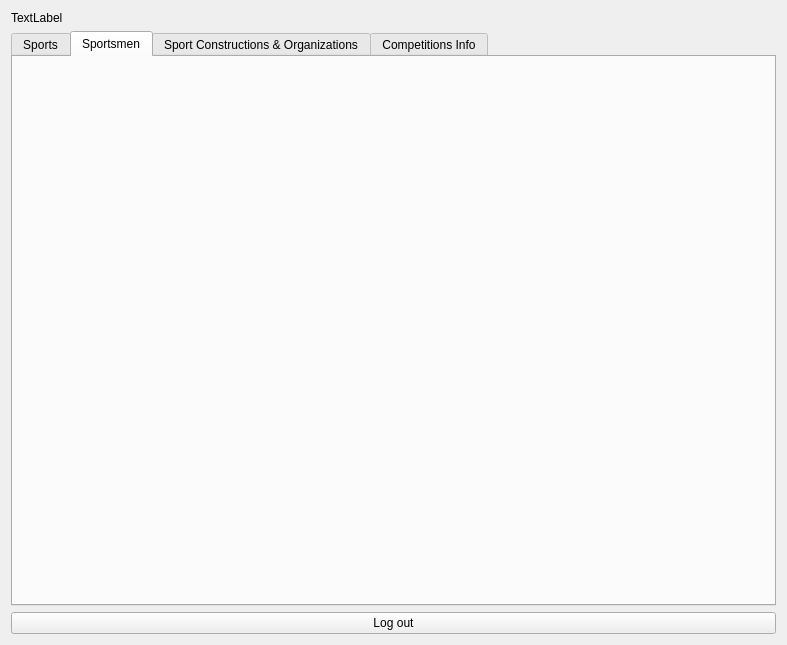
Before: the Qt Designer form maintabwindow.ui in application-developer-DA/db-course, drawn with Qt 5.
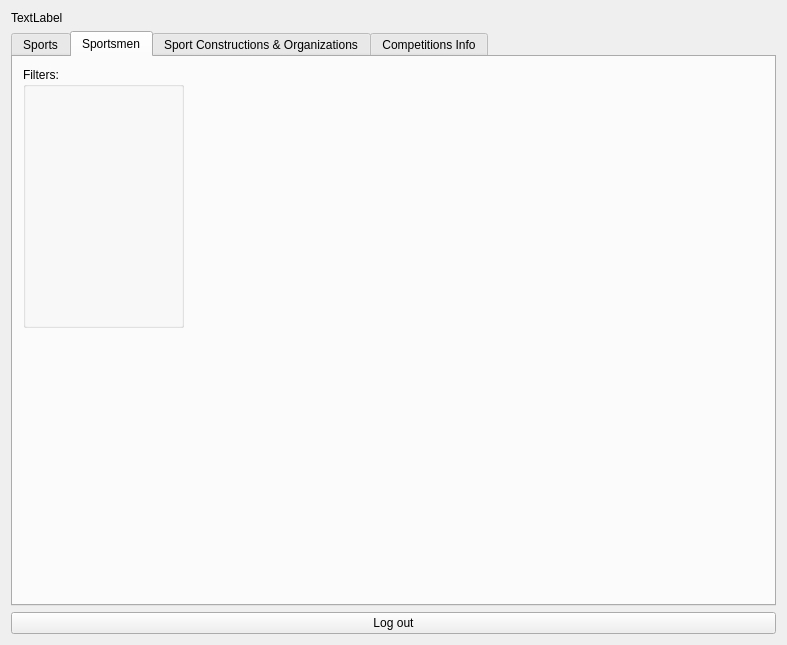
After: the same form once the commit is applied. The open tabs and pages were chosen to show the change.

What changed in the file:
```diff
--- a/maintabwindow.ui
+++ b/maintabwindow.ui
@@ -124,6 +124,19 @@
       <attribute name="title">
        <string>Sportsmen</string>
       </attribute>
+      <widget class="QGroupBox" name="sportsmenFilters">
+       <property name="geometry">
+        <rect>
+         <x>10</x>
+         <y>10</y>
+         <width>161</width>
+         <height>261</height>
+        </rect>
+       </property>
+       <property name="title">
+        <string>Filters:</string>
+       </property>
+      </widget>
      </widget>
      <widget class="QWidget" name="tabBuildlingOrganizations">
       <attribute name="title">
```
Left out of the diff: 2 changed lines with no effect on the pictures.
